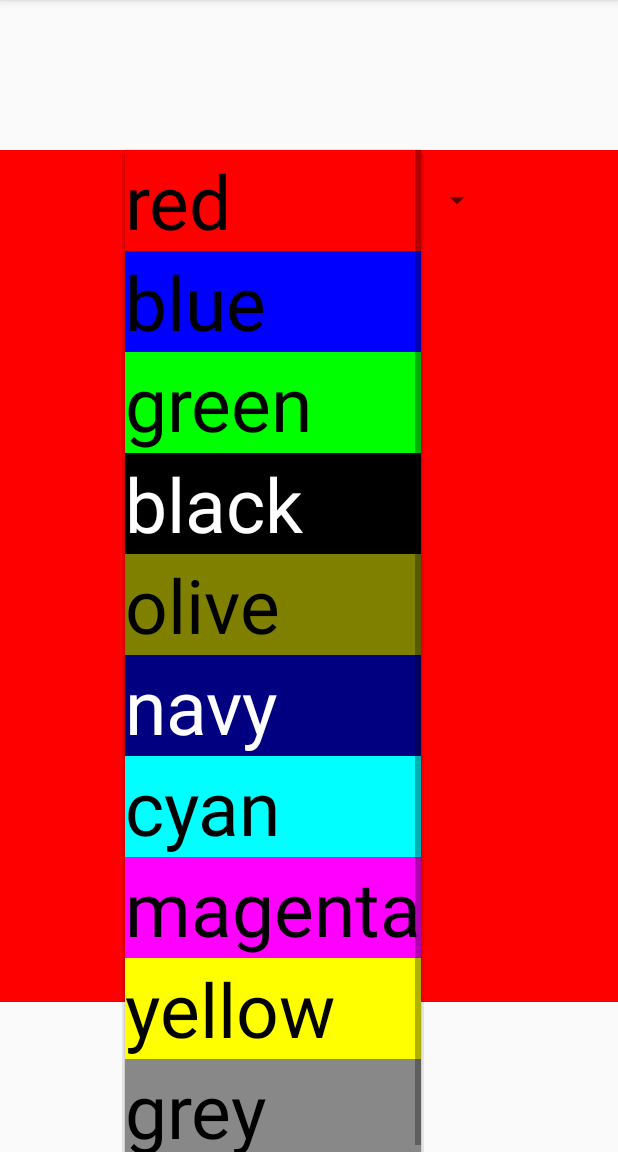
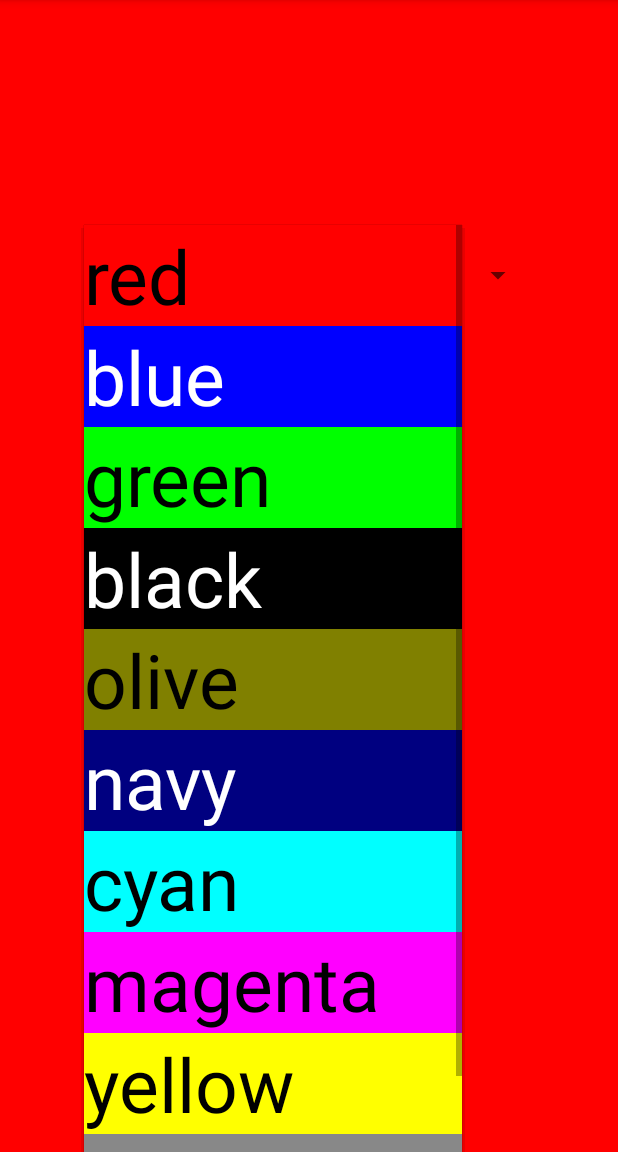
Before and after one commit to adamwberck/ColorApp, an Android app: the screen it shows after launch (ColorActivity), after a tap on "red", on a phone screen of 412 x 824 dp, the part 84-1236 px from its top. Run offline under Robolectric (Android 15) with nearby library versions, the phone set to English and light mode, and no system bars.

Commit message:
Fixed Picked color and Adapter - Done

```diff
--- a/app/src/main/java/com/temple/edu/colorapp/ColorActivity.java
+++ b/app/src/main/java/com/temple/edu/colorapp/ColorActivity.java
@@ -4,6 +4,7 @@ import androidx.appcompat.app.AppCompatActivity;
 
 import android.graphics.Color;
 import android.os.Bundle;
+import android.text.Layout;
 import android.view.View;
 import android.widget.AdapterView;
 import android.widget.Spinner;
@@ -22,7 +23,12 @@ public class ColorActivity extends AppCompatActivity {
         colorSpinner.setOnItemSelectedListener(new AdapterView.OnItemSelectedListener() {
             @Override
             public void onItemSelected(AdapterView<?> parent, View view, int position, long id) {
-                String name = ((TextView)view.findViewById(R.id.text_color)).getText().toString();
+                TextView textView = view.findViewById(R.id.text_color);
+                textView.setTextColor(Color.parseColor("black"));
+                view.findViewById(R.id.layout_spin).setBackgroundColor(Color.parseColor(
+                        "White"));
+
+                String name = textView.getText().toString();
                 ColorActivity.this.findViewById(R.id.layout_color).setBackgroundColor(
                         Color.parseColor(name));
             }
--- a/app/src/main/java/com/temple/edu/colorapp/ColorAdapter.java
+++ b/app/src/main/java/com/temple/edu/colorapp/ColorAdapter.java
@@ -12,8 +12,8 @@ import java.util.ArrayList;
 import java.util.Arrays;
 import java.util.List;
 
-class ColorAdapter extends BaseAdapter {
-    public ColorAdapter(Context context) {
+public class ColorAdapter extends BaseAdapter {
+    ColorAdapter(Context context) {
         this.context = context;
         String[] strings = {"red","blue","green","black","olive","navy", "cyan","magenta","yellow",
                 "grey"};
@@ -49,7 +49,7 @@ class ColorAdapter extends BaseAdapter {
         ((TextView)convertView.findViewById(R.id.text_color)).setText(item);
         convertView.findViewById(R.id.layout_spin).setBackgroundColor(Color.parseColor(item));
 
-        if(item.equals("black") || item.equals("navy")){
+        if(item.equals("black") || item.equals("navy") || item.equals("blue")){
             ((TextView)convertView.findViewById(R.id.text_color)).setTextColor(Color.parseColor(
                     "white"));
         }else{
--- a/app/src/main/res/layout/activity_color.xml
+++ b/app/src/main/res/layout/activity_color.xml
@@ -5,11 +5,11 @@
     android:layout_height="match_parent"
     xmlns:tools="http://schemas.android.com/tools"
     tools:context=".ColorActivity"
-    android:orientation="vertical"
-    android:layout_marginVertical="100dp">
+    android:orientation="vertical">
     <Spinner
+        android:layout_marginTop="150dp"
         android:layout_gravity="center_horizontal"
         android:id="@+id/spinner_color"
         android:layout_height="wrap_content"
-        android:layout_width="wrap_content"/>
+        android:layout_width="300dp"/>
 </LinearLayout>
```
